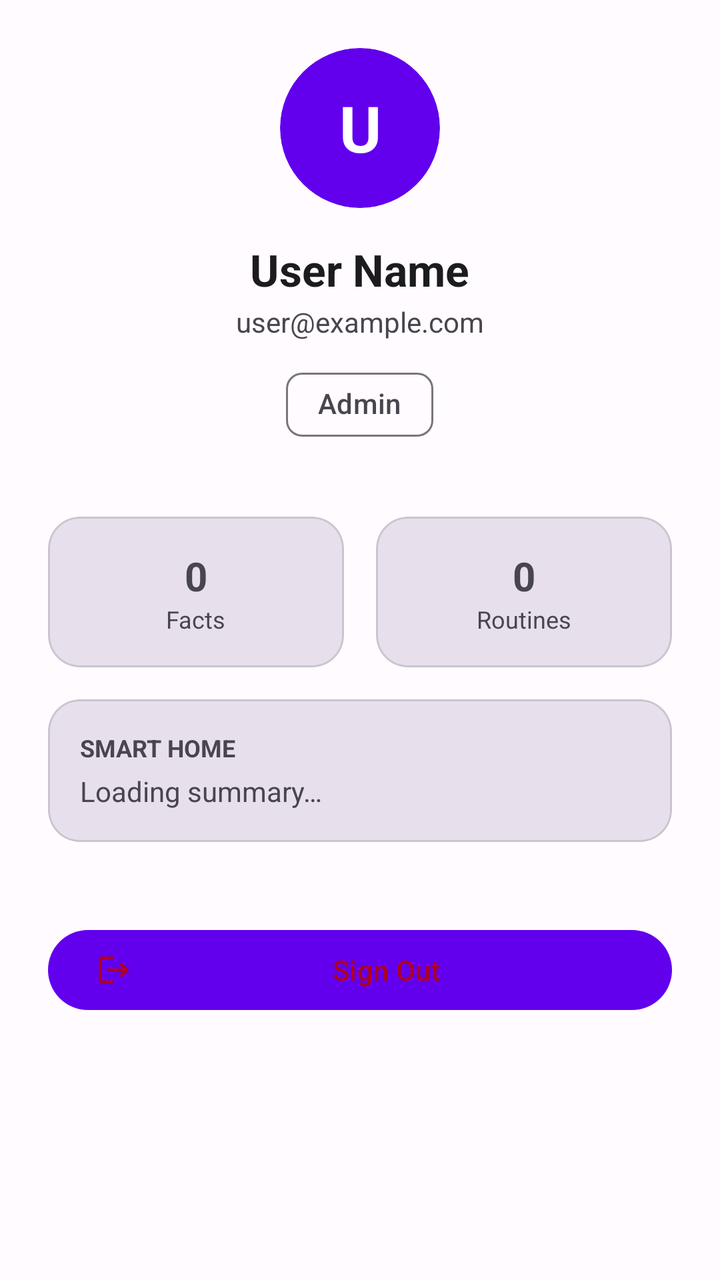
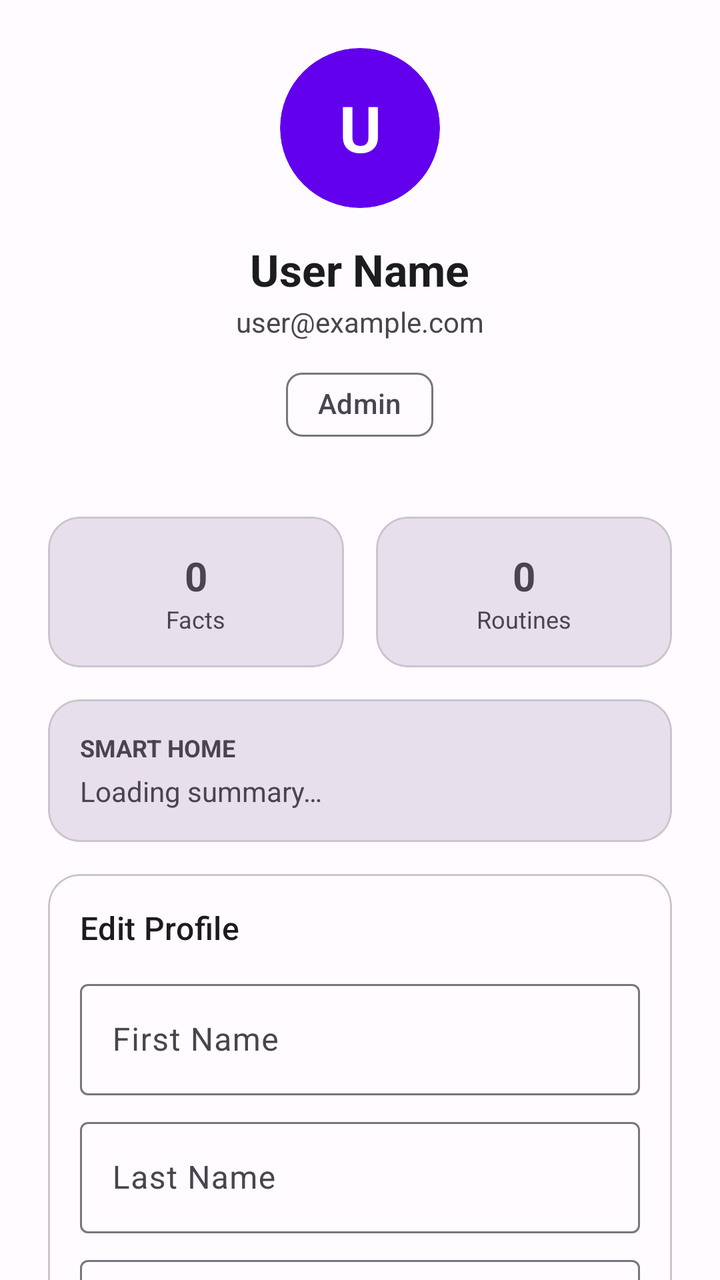

The first picture is an Android layout as it rendered before a commit; the second is the same layout after the commit. The layout source and the unified diff follow.
<!-- AndroidManifest.xml: application theme Theme.RiverSong -->
<!-- res/layout/fragment_user_dashboard.xml -->
<?xml version="1.0" encoding="utf-8"?>
<androidx.core.widget.NestedScrollView
    xmlns:android="http://schemas.android.com/apk/res/android"
    xmlns:app="http://schemas.android.com/apk/res-auto"
    android:layout_width="match_parent"
    android:layout_height="match_parent"
    android:background="?attr/colorSurface">

    <LinearLayout
        android:layout_width="match_parent"
        android:layout_height="wrap_content"
        android:orientation="vertical"
        android:padding="24dp"
        android:gravity="center_horizontal">

        
        <com.google.android.material.card.MaterialCardView
            android:layout_width="80dp"
            android:layout_height="80dp"
            app:cardCornerRadius="40dp"
            app:cardElevation="0dp"
            app:strokeWidth="0dp"
            android:backgroundTint="?attr/colorPrimary">

            <TextView
                android:id="@+id/textViewAvatarInitial"
                android:layout_width="match_parent"
                android:layout_height="match_parent"
                android:gravity="center"
                android:text="U"
                android:textColor="?attr/colorOnPrimary"
                android:textSize="32sp"
                android:textStyle="bold" />
        </com.google.android.material.card.MaterialCardView>

        <TextView
            android:id="@+id/textViewDisplayName"
            android:layout_width="wrap_content"
            android:layout_height="wrap_content"
            android:layout_marginTop="16dp"
            android:text="User Name"
            android:textSize="22sp"
            android:textStyle="bold"
            android:textColor="?attr/colorOnSurface" />

        <TextView
            android:id="@+id/textViewEmail"
            android:layout_width="wrap_content"
            android:layout_height="wrap_content"
            android:layout_marginTop="2dp"
            android:text="user@example.com"
            android:textSize="14sp"
            android:textColor="?attr/colorOnSurfaceVariant" />

        <com.google.android.material.chip.Chip
            android:id="@+id/chipRole"
            style="@style/Widget.Material3.Chip.Suggestion"
            android:layout_width="wrap_content"
            android:layout_height="wrap_content"
            android:layout_marginTop="8dp"
            android:text="Admin"
            app:chipMinHeight="32dp" />

        
        <LinearLayout
            android:layout_width="match_parent"
            android:layout_height="wrap_content"
            android:layout_marginTop="32dp"
            android:orientation="horizontal">

            <com.google.android.material.card.MaterialCardView
                android:layout_width="0dp"
                android:layout_height="wrap_content"
                android:layout_weight="1"
                android:layout_marginEnd="8dp"
                app:cardCornerRadius="16dp"
                app:cardElevation="0dp"
                android:backgroundTint="?attr/colorSurfaceVariant">

                <LinearLayout
                    android:layout_width="match_parent"
                    android:layout_height="wrap_content"
                    android:orientation="vertical"
                    android:padding="16dp"
                    android:gravity="center">

                    <TextView
                        android:id="@+id/textViewFactsCount"
                        android:layout_width="wrap_content"
                        android:layout_height="wrap_content"
                        android:text="0"
                        android:textSize="20sp"
                        android:textStyle="bold"
                        android:textColor="?attr/colorOnSurfaceVariant" />

                    <TextView
                        android:id="@+id/textViewFactsCountLabel"
                        android:layout_width="wrap_content"
                        android:layout_height="wrap_content"
                        android:text="@string/profile_facts_stat"
                        android:textSize="12sp"
                        android:textColor="?attr/colorOnSurfaceVariant" />
                </LinearLayout>
            </com.google.android.material.card.MaterialCardView>

            <com.google.android.material.card.MaterialCardView
                android:layout_width="0dp"
                android:layout_height="wrap_content"
                android:layout_weight="1"
                android:layout_marginStart="8dp"
                app:cardCornerRadius="16dp"
                app:cardElevation="0dp"
                android:backgroundTint="?attr/colorSurfaceVariant">

                <LinearLayout
                    android:layout_width="match_parent"
                    android:layout_height="wrap_content"
                    android:orientation="vertical"
                    android:padding="16dp"
                    android:gravity="center">

                    <TextView
                        android:id="@+id/textViewRoutinesCount"
                        android:layout_width="wrap_content"
                        android:layout_height="wrap_content"
                        android:text="0"
                        android:textSize="20sp"
                        android:textStyle="bold"
                        android:textColor="?attr/colorOnSurfaceVariant" />

                    <TextView
                        android:id="@+id/textViewRoutinesCountLabel"
                        android:layout_width="wrap_content"
                        android:layout_height="wrap_content"
                        android:text="@string/profile_routines_stat"
                        android:textSize="12sp"
                        android:textColor="?attr/colorOnSurfaceVariant" />
                </LinearLayout>
            </com.google.android.material.card.MaterialCardView>

        </LinearLayout>

        
        <com.google.android.material.card.MaterialCardView
            android:layout_width="match_parent"
            android:layout_height="wrap_content"
            android:layout_marginTop="16dp"
            app:cardCornerRadius="16dp"
            app:cardElevation="0dp"
            android:backgroundTint="?attr/colorSurfaceVariant">

            <LinearLayout
                android:layout_width="match_parent"
                android:layout_height="wrap_content"
                android:orientation="vertical"
                android:padding="16dp">

                <TextView
                    android:id="@+id/textViewSmartHomeTitle"
                    android:layout_width="wrap_content"
                    android:layout_height="wrap_content"
                    android:text="@string/profile_smart_home_title"
                    android:textSize="12sp"
                    android:textStyle="bold"
                    android:textAllCaps="true"
                    android:textColor="?attr/colorOnSurfaceVariant" />

                <TextView
                    android:id="@+id/textViewSmartHomeSummary"
                    android:layout_width="match_parent"
                    android:layout_height="wrap_content"
                    android:layout_marginTop="4dp"
                    android:text="@string/dashboard_loading_summary"
                    android:textSize="14sp"
                    android:textColor="?attr/colorOnSurfaceVariant" />
            </LinearLayout>
        </com.google.android.material.card.MaterialCardView>

        
        <com.google.android.material.button.MaterialButton
            android:id="@+id/buttonLogout"
            style="@style/Widget.Material3.Button.Tonal"
            android:layout_width="match_parent"
            android:layout_height="wrap_content"
            android:layout_marginTop="40dp"
            android:text="@string/profile_sign_out"
            android:textColor="?attr/colorError"
            app:icon="@drawable/ic_logout"
            app:iconTint="?attr/colorError" />

    </LinearLayout>
</androidx.core.widget.NestedScrollView>
<!-- resources referenced by this layout -->
<resources>
  <!-- drawable ic_logout (drawable) -->
  <?xml version="1.0" encoding="utf-8"?>
  <vector xmlns:android="http://schemas.android.com/apk/res/android"
      android:width="24dp"
      android:height="24dp"
      android:viewportWidth="24"
      android:viewportHeight="24"
      android:tint="?attr/colorControlNormal">
      <path
          android:fillColor="@android:color/white"
          android:pathData="M17,7l-1.41,1.41L18.17,11H8v2h10.17l-2.58,2.58L17,17l5,-5zM4,5h8V3H4c-1.1,0 -2,0.9 -2,2v14c0,1.1 0.9,2 2,2h8v-2H4V5z" />
  </vector>
  <string name="dashboard_loading_summary">Loading summary…</string>
  <string name="profile_facts_stat">Facts</string>
  <string name="profile_routines_stat">Routines</string>
  <string name="profile_sign_out">Sign Out</string>
  <string name="profile_smart_home_title">Smart Home</string>
  <color name="river_song_primary">#6200EE</color>
  <color name="river_song_on_primary">#FFFFFF</color>
  <color name="river_song_primary_container">#BB86FC</color>
  <color name="river_song_on_primary_container">#21005D</color>
  <color name="river_song_secondary">#03DAC6</color>
  <color name="river_song_on_secondary">#000000</color>
  <color name="river_song_secondary_container">#66FAF4</color>
  <color name="river_song_on_secondary_container">#003831</color>
  <color name="river_song_tertiary">#018786</color>
  <color name="river_song_on_tertiary">#FFFFFF</color>
  <color name="river_song_tertiary_container">#A7E7E7</color>
  <color name="river_song_on_tertiary_container">#002C2C</color>
  <color name="river_song_error">#B00020</color>
  <color name="river_song_on_error">#FFFFFF</color>
  <color name="river_song_error_container">#FCD8DF</color>
  <color name="river_song_on_error_container">#410002</color>
  <color name="river_song_background">#F7F2F9</color>
  <color name="river_song_on_background">#1C1B1F</color>
  <color name="river_song_surface">#FFFBFE</color>
  <color name="river_song_on_surface">#1C1B1F</color>
  <color name="river_song_surface_variant">#E7E0EC</color>
  <color name="river_song_on_surface_variant">#49454F</color>
  <color name="river_song_outline">#79757F</color>
  <!-- unchanged entries left out for length: 1 -->
</resources>

<!-- the commit's change to res/layout/fragment_user_dashboard.xml (unified diff, before → after) -->
@@ -177,6 +177,265 @@
         </com.google.android.material.card.MaterialCardView>
 
         
+        <com.google.android.material.card.MaterialCardView
+            android:layout_width="match_parent"
+            android:layout_height="wrap_content"
+            android:layout_marginTop="16dp"
+            app:cardCornerRadius="16dp"
+            app:cardElevation="0dp"
+            app:strokeWidth="1dp"
+            app:strokeColor="?attr/colorOutlineVariant">
+
+            <LinearLayout
+                android:layout_width="match_parent"
+                android:layout_height="wrap_content"
+                android:orientation="vertical"
+                android:padding="16dp">
+
+                <TextView
+                    android:layout_width="wrap_content"
+                    android:layout_height="wrap_content"
+                    android:text="Edit Profile"
+                    android:textAppearance="@style/TextAppearance.Material3.TitleMedium" />
+
+                <com.google.android.material.textfield.TextInputLayout
+                    android:id="@+id/layoutFirstName"
+                    style="@style/Widget.Material3.TextInputLayout.OutlinedBox"
+                    android:layout_width="match_parent"
+                    android:layout_height="wrap_content"
+                    android:layout_marginTop="12dp"
+                    android:hint="First Name">
+                    <com.google.android.material.textfield.TextInputEditText
+                        android:id="@+id/editTextFirstName"
+                        android:layout_width="match_parent"
+                        android:layout_height="wrap_content" />
+                </com.google.android.material.textfield.TextInputLayout>
+
+                <com.google.android.material.textfield.TextInputLayout
+                    android:id="@+id/layoutLastName"
+                    style="@style/Widget.Material3.TextInputLayout.OutlinedBox"
+                    android:layout_width="match_parent"
+                    android:layout_height="wrap_content"
+                    android:layout_marginTop="8dp"
+                    android:hint="Last Name">
+                    <com.google.android.material.textfield.TextInputEditText
+                        android:id="@+id/editTextLastName"
+                        android:layout_width="match_parent"
+                        android:layout_height="wrap_content" />
+                </com.google.android.material.textfield.TextInputLayout>
+
+                <com.google.android.material.textfield.TextInputLayout
+                    android:id="@+id/layoutCallsign"
+                    style="@style/Widget.Material3.TextInputLayout.OutlinedBox"
+                    android:layout_width="match_parent"
+                    android:layout_height="wrap_content"
+                    android:layout_marginTop="8dp"
+                    android:hint="Callsign (optional)">
+                    <com.google.android.material.textfield.TextInputEditText
+                        android:id="@+id/editTextCallsign"
+                        android:layout_width="match_parent"
+                        android:layout_height="wrap_content" />
+                </com.google.android.material.textfield.TextInputLayout>
+
+                <com.google.android.material.button.MaterialButton
+                    android:id="@+id/buttonSaveProfile"
+                    android:layout_width="match_parent"
+                    android:layout_height="wrap_content"
+                    android:layout_marginTop="12dp"
+                    android:text="Save Changes" />
+
+                <TextView
+                    android:id="@+id/textViewProfileStatus"
+                    android:layout_width="wrap_content"
+                    android:layout_height="wrap_content"
+                    android:layout_marginTop="4dp"
+                    android:textAppearance="@style/TextAppearance.Material3.LabelSmall"
+                    android:visibility="gone" />
+            </LinearLayout>
+        </com.google.android.material.card.MaterialCardView>
+
+        
+        <com.google.android.material.card.MaterialCardView
+            android:layout_width="match_parent"
+            android:layout_height="wrap_content"
+            android:layout_marginTop="16dp"
+            app:cardCornerRadius="16dp"
+            app:cardElevation="0dp"
+            app:strokeWidth="1dp"
+            app:strokeColor="?attr/colorOutlineVariant">
+
+            <LinearLayout
+                android:layout_width="match_parent"
+                android:layout_height="wrap_content"
+                android:orientation="vertical"
+                android:padding="16dp">
+
+                <TextView
+                    android:layout_width="wrap_content"
+                    android:layout_height="wrap_content"
+                    android:text="Change Password"
+                    android:textAppearance="@style/TextAppearance.Material3.TitleMedium" />
+
+                <com.google.android.material.textfield.TextInputLayout
+                    android:id="@+id/layoutCurrentPassword"
+                    style="@style/Widget.Material3.TextInputLayout.OutlinedBox"
+                    android:layout_width="match_parent"
+                    android:layout_height="wrap_content"
+                    android:layout_marginTop="12dp"
+                    android:hint="Current Password"
+                    app:passwordToggleEnabled="true">
+                    <com.google.android.material.textfield.TextInputEditText
+                        android:id="@+id/editTextCurrentPassword"
+                        android:layout_width="match_parent"
+                        android:layout_height="wrap_content"
+                        android:inputType="textPassword" />
+                </com.google.android.material.textfield.TextInputLayout>
+
+                <com.google.android.material.textfield.TextInputLayout
+                    android:id="@+id/layoutNewPassword"
+                    style="@style/Widget.Material3.TextInputLayout.OutlinedBox"
+                    android:layout_width="match_parent"
+                    android:layout_height="wrap_content"
+                    android:layout_marginTop="8dp"
+                    android:hint="New Password"
+                    app:passwordToggleEnabled="true">
+                    <com.google.android.material.textfield.TextInputEditText
+                        android:id="@+id/editTextNewPassword"
+                        android:layout_width="match_parent"
+                        android:layout_height="wrap_content"
+                        android:inputType="textPassword" />
+                </com.google.android.material.textfield.TextInputLayout>
+
+                <com.google.android.material.textfield.TextInputLayout
+                    android:id="@+id/layoutConfirmPassword"
+                    style="@style/Widget.Material3.TextInputLayout.OutlinedBox"
+                    android:layout_width="match_parent"
+                    android:layout_height="wrap_content"
+                    android:layout_marginTop="8dp"
+                    android:hint="Confirm New Password"
+                    app:passwordToggleEnabled="true">
+                    <com.google.android.material.textfield.TextInputEditText
+                        android:id="@+id/editTextConfirmPassword"
+                        android:layout_width="match_parent"
+                        android:layout_height="wrap_content"
+                        android:inputType="textPassword" />
+                </com.google.android.material.textfield.TextInputLayout>
+
+                <com.google.android.material.button.MaterialButton
+                    android:id="@+id/buttonUpdatePassword"
+                    android:layout_width="match_parent"
+                    android:layout_height="wrap_content"
+                    android:layout_marginTop="12dp"
+                    android:text="Update Password" />
+
+                <TextView
+                    android:id="@+id/textViewPasswordStatus"
+                    android:layout_width="wrap_content"
+                    android:layout_height="wrap_content"
+                    android:layout_marginTop="4dp"
+                    android:textAppearance="@style/TextAppearance.Material3.LabelSmall"
+                    android:visibility="gone" />
+            </LinearLayout>
+        </com.google.android.material.card.MaterialCardView>
+
+        
+        <com.google.android.material.card.MaterialCardView
+            android:layout_width="match_parent"
+            android:layout_height="wrap_content"
+            android:layout_marginTop="16dp"
+            app:cardCornerRadius="16dp"
+            app:cardElevation="0dp"
+            app:strokeWidth="1dp"
+            app:strokeColor="?attr/colorOutlineVariant">
+
+            <LinearLayout
+                android:layout_width="match_parent"
+                android:layout_height="wrap_content"
+                android:orientation="vertical"
+                android:padding="16dp">
+
+                <TextView
+                    android:layout_width="wrap_content"
+                    android:layout_height="wrap_content"
+                    android:text="App Theme"
+                    android:textAppearance="@style/TextAppearance.Material3.TitleMedium" />
+
+                <GridLayout
+                    android:layout_width="match_parent"
+                    android:layout_height="wrap_content"
+                    android:layout_marginTop="12dp"
+                    android:columnCount="2"
+                    android:rowCount="2">
+
+                    
+                    <com.google.android.material.card.MaterialCardView
+                        android:id="@+id/cardThemeDefault"
+                        android:layout_width="0dp"
+                        android:layout_height="60dp"
+                        android:layout_columnWeight="1"
+                        android:layout_margin="4dp"
+                        app:cardCornerRadius="8dp"
+                        app:cardElevation="0dp"
+                        app:strokeWidth="1dp"
+                        app:strokeColor="?attr/colorOutlineVariant">
+                        <View android:layout_width="match_parent" android:layout_height="match_parent" android:background="#6750A4" />
+                        <TextView android:layout_width="match_parent" android:layout_height="match_parent" android:gravity="center" android:text="Default" android:textColor="#FFFFFF" />
+                        <ImageView android:id="@+id/imageCheckDefault" android:layout_width="24dp" android:layout_height="24dp" android:layout_gravity="end|top" android:src="@drawable/ic_check" android:visibility="gone" />
+                    </com.google.android.material.card.MaterialCardView>
+
+                    
+                    <com.google.android.material.card.MaterialCardView
+                        android:id="@+id/cardThemeDark"
+                        android:layout_width="0dp"
+                        android:layout_height="60dp"
+                        android:layout_columnWeight="1"
+                        android:layout_margin="4dp"
+                        app:cardCornerRadius="8dp"
+                        app:cardElevation="0dp"
+                        app:strokeWidth="1dp"
+                        app:strokeColor="?attr/colorOutlineVariant">
+                        <View android:layout_width="match_parent" android:layout_height="match_parent" android:background="#1C1B1F" />
+                        <TextView android:layout_width="match_parent" android:layout_height="match_parent" android:gravity="center" android:text="Dark" android:textColor="#FFFFFF" />
+                        <ImageView android:id="@+id/imageCheckDark" android:layout_width="24dp" android:layout_height="24dp" android:layout_gravity="end|top" android:src="@drawable/ic_check" android:visibility="gone" />
+                    </com.google.android.material.card.MaterialCardView>
+
+                    
+                    <com.google.android.material.card.MaterialCardView
+                        android:id="@+id/cardThemeOcean"
+                        android:layout_width="0dp"
+                        android:layout_height="60dp"
+                        android:layout_columnWeight="1"
+                        android:layout_margin="4dp"
+                        app:cardCornerRadius="8dp"
+                        app:cardElevation="0dp"
+                        app:strokeWidth="1dp"
+                        app:strokeColor="?attr/colorOutlineVariant">
+                        <View android:layout_width="match_parent" android:layout_height="match_parent" android:background="#0097A7" />
+                        <TextView android:layout_width="match_parent" android:layout_height="match_parent" android:gravity="center" android:text="Ocean" android:textColor="#FFFFFF" />
+                        <ImageView android:id="@+id/imageCheckOcean" android:layout_width="24dp" android:layout_height="24dp" android:layout_gravity="end|top" android:src="@drawable/ic_check" android:visibility="gone" />
+                    </com.google.android.material.card.MaterialCardView>
+
+                    
+                    <com.google.android.material.card.MaterialCardView
+                        android:id="@+id/cardThemeSunset"
+                        android:layout_width="0dp"
+                        android:layout_height="60dp"
+                        android:layout_columnWeight="1"
+                        android:layout_margin="4dp"
+                        app:cardCornerRadius="8dp"
+                        app:cardElevation="0dp"
+                        app:strokeWidth="1dp"
+                        app:strokeColor="?attr/colorOutlineVariant">
+                        <View android:layout_width="match_parent" android:layout_height="match_parent" android:background="#E64A19" />
+                        <TextView android:layout_width="match_parent" android:layout_height="match_parent" android:gravity="center" android:text="Sunset" android:textColor="#FFFFFF" />
+                        <ImageView android:id="@+id/imageCheckSunset" android:layout_width="24dp" android:layout_height="24dp" android:layout_gravity="end|top" android:src="@drawable/ic_check" android:visibility="gone" />
+                    </com.google.android.material.card.MaterialCardView>
+
+                </GridLayout>
+            </LinearLayout>
+        </com.google.android.material.card.MaterialCardView>
+
+        
         <com.google.android.material.button.MaterialButton
             android:id="@+id/buttonLogout"
             style="@style/Widget.Material3.Button.Tonal"
<!-- resource entries referenced after the edit -->
@@ -1,5 +1,16 @@
 <!-- resources referenced by this layout -->
 <resources>
+  <!-- drawable ic_check (drawable) -->
+  <vector xmlns:android="http://schemas.android.com/apk/res/android"
+      android:width="24dp"
+      android:height="24dp"
+      android:viewportWidth="24"
+      android:viewportHeight="24"
+      android:tint="?attr/colorControlNormal">
+    <path
+        android:fillColor="@android:color/white"
+        android:pathData="M9,16.17L4.83,12l-1.42,1.41L9,19 21,7l-1.41,-1.41z"/>
+  </vector>
   <!-- drawable ic_logout (drawable) -->
   <?xml version="1.0" encoding="utf-8"?>
   <vector xmlns:android="http://schemas.android.com/apk/res/android"
